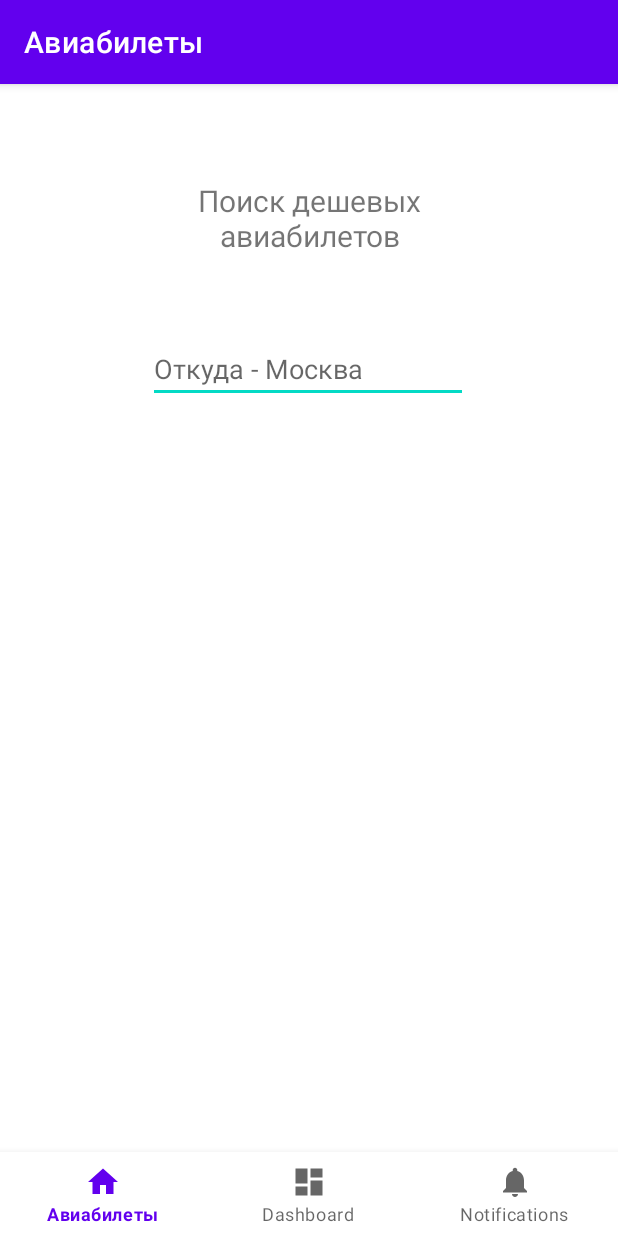
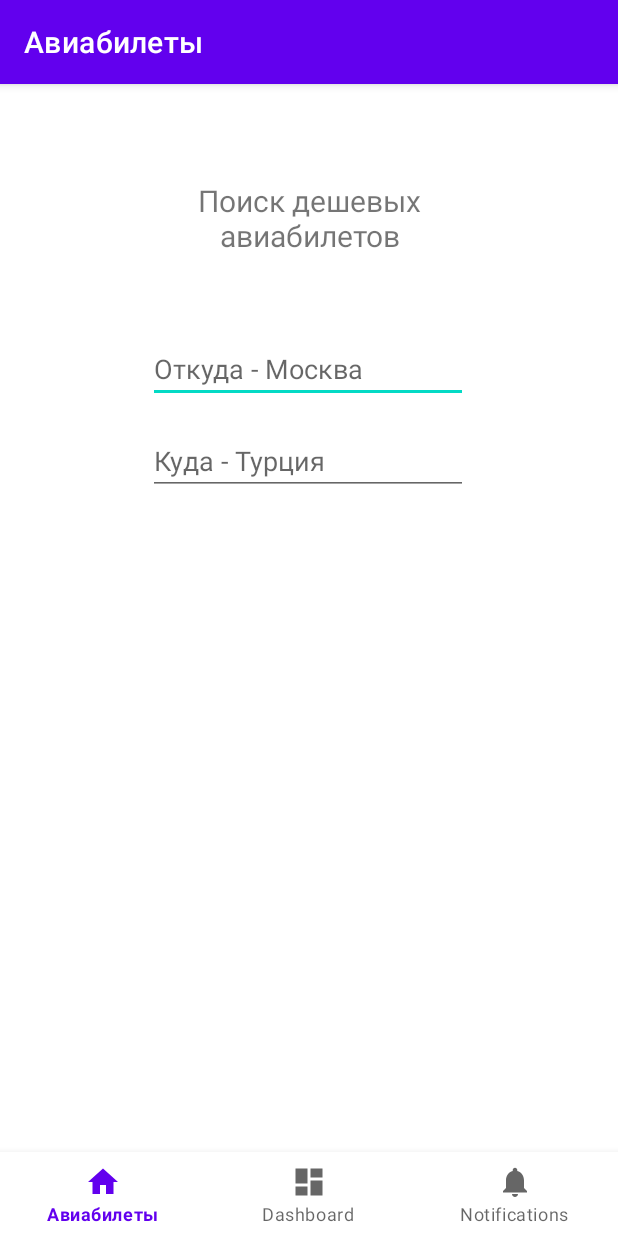
Before and after one commit to borsalinho/tickets_test, an Android app: the screen it shows after launch (MainActivity), on a phone screen of 412 x 824 dp. Run offline under Robolectric (Android 15) with nearby library versions, the phone set to English and light mode, and no system bars; our stand-ins replace Dagger/Hilt's generated code, navigation-ui.

Commit message:
эксперименты с модалкой, чек поинт

```diff
--- a/app/src/main/java/com/s21/presentation/ui/tickets/TicketsFragment.kt
+++ b/app/src/main/java/com/s21/presentation/ui/tickets/TicketsFragment.kt
@@ -1,5 +1,6 @@
 package com.s21.presentation.ui.tickets
 
+import android.app.AlertDialog
 import android.app.Application
 import android.os.Bundle
 import android.text.Editable
@@ -12,6 +13,7 @@ import android.widget.EditText
 import androidx.fragment.app.Fragment
 import androidx.lifecycle.Observer
 import com.s21.presentation.app.App
+import com.s21.presentation.ui.dialogs.DestintionChoiseDialogFragment
 
 import com.s21.ticketsapp.databinding.FragmentTicketsBinding
 import javax.inject.Inject
@@ -22,7 +24,7 @@ class TicketsFragment : Fragment() {
     private val binding get() = _binding!!
 
     @Inject lateinit var ticketsViewModel : TicketsViewModel
-    @Inject lateinit var application : Application
+//    @Inject lateinit var application : Application
 
     override fun onCreate(savedInstanceState: Bundle?) {
         super.onCreate(savedInstanceState)
@@ -45,6 +47,13 @@ class TicketsFragment : Fragment() {
             }
         })
         SaveOnSharedPreferences(departurePoint)
+
+
+        val destinationPoint = binding.editDestinationPoint
+        destinationPoint.setOnClickListener {
+            val dialogFragment = DestintionChoiseDialogFragment()
+            dialogFragment.show(requireActivity().supportFragmentManager, "DestintionChoiseDialogFragment")
+        }
 
         return root
     }
--- a/app/src/main/res/layout/fragment_tickets.xml
+++ b/app/src/main/res/layout/fragment_tickets.xml
@@ -36,4 +36,19 @@
         app:layout_constraintStart_toStartOf="parent"
         app:layout_constraintTop_toBottomOf="@+id/text_title" />
 
+    <EditText
+        android:id="@+id/editDestinationPoint"
+        android:layout_width="wrap_content"
+        android:layout_height="wrap_content"
+        android:layout_marginTop="16dp"
+        android:digits="АБВГДЕЁЖЗИЙКЛМНОПРСТУФХЦЧШЩЪЫЬЭЮЯабвгдеёжзийклмнопрстуфхцчшщъыьэюя "
+        android:ems="10"
+        android:hint="Куда - Турция"
+        android:inputType="text"
+        app:layout_constraintEnd_toEndOf="parent"
+        app:layout_constraintHorizontal_bias="0.497"
+        app:layout_constraintStart_toStartOf="parent"
+        android:focusableInTouchMode="false"
+        app:layout_constraintTop_toBottomOf="@+id/editDeparturePoint" />
+
 </androidx.constraintlayout.widget.ConstraintLayout>
```
Also changed, not shown: app/src/main/java/com/s21/presentation/ui/dialogs/DestintionChoiseDialogFragment.kt (added, +38 -0 lines), app/src/main/res/layout/dialog_fragment_destination_choise.xml (added, +20 -0 lines).
